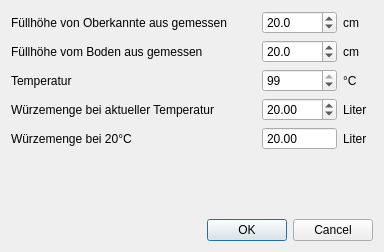
Old version of the form source/ui/EingabeHVolumen.ui in the repository Gremmel/kleiner-brauhelfer.
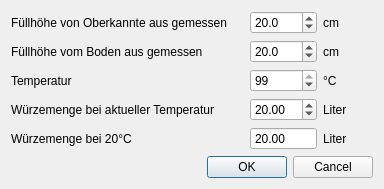
New version of the form.

Patch:
```diff
--- a/source/ui/EingabeHVolumen.ui
+++ b/source/ui/EingabeHVolumen.ui
@@ -7,7 +7,7 @@
     <x>0</x>
     <y>0</y>
     <width>384</width>
-    <height>252</height>
+    <height>187</height>
    </rect>
   </property>
   <property name="windowTitle">
@@ -55,10 +55,16 @@
          <widget class="QDoubleSpinBox" name="spinBox_VonOben">
           <property name="minimumSize">
            <size>
-            <width>75</width>
+            <width>67</width>
             <height>0</height>
            </size>
           </property>
+          <property name="maximumSize">
+           <size>
+            <width>67</width>
+            <height>16777215</height>
+           </size>
+          </property>
           <property name="decimals">
            <number>1</number>
           </property>
@@ -80,10 +86,16 @@
          <widget class="QLabel" name="label_14">
           <property name="minimumSize">
            <size>
-            <width>30</width>
+            <width>50</width>
             <height>0</height>
            </size>
           </property>
+          <property name="maximumSize">
+           <size>
+            <width>50</width>
+            <height>16777215</height>
+           </size>
+          </property>
           <property name="text">
            <string>cm</string>
           </property>
@@ -135,10 +147,16 @@
          <widget class="QDoubleSpinBox" name="spinBox_VonUnten">
           <property name="minimumSize">
            <size>
-            <width>75</width>
+            <width>67</width>
             <height>0</height>
            </size>
           </property>
+          <property name="maximumSize">
+           <size>
+            <width>67</width>
+            <height>16777215</height>
+           </size>
+          </property>
           <property name="decimals">
            <number>1</number>
           </property>
@@ -160,10 +178,16 @@
          <widget class="QLabel" name="label_16">
           <property name="minimumSize">
            <size>
-            <width>30</width>
+            <width>50</width>
             <height>0</height>
            </size>
           </property>
+          <property name="maximumSize">
+           <size>
+            <width>50</width>
+            <height>16777215</height>
+           </size>
+          </property>
           <property name="text">
            <string>cm</string>
           </property>
@@ -200,10 +224,16 @@
       <widget class="QDoubleSpinBox" name="spinBox_Temperatur">
        <property name="minimumSize">
         <size>
-         <width>75</width>
+         <width>67</width>
          <height>0</height>
         </size>
        </property>
+       <property name="maximumSize">
+        <size>
+         <width>67</width>
+         <height>16777215</height>
+        </size>
+       </property>
        <property name="decimals">
         <number>0</number>
        </property>
@@ -225,10 +255,16 @@
       <widget class="QLabel" name="label_20">
        <property name="minimumSize">
         <size>
-         <width>30</width>
+         <width>50</width>
          <height>0</height>
         </size>
        </property>
+       <property name="maximumSize">
+        <size>
+         <width>50</width>
+         <height>16777215</height>
+        </size>
+       </property>
        <property name="text">
         <string>°C</string>
        </property>
@@ -262,10 +298,16 @@
       <widget class="QDoubleSpinBox" name="spinBox_Liter">
        <property name="minimumSize">
         <size>
-         <width>75</width>
+         <width>67</width>
          <height>0</height>
         </size>
        </property>
+       <property name="maximumSize">
+        <size>
+         <width>67</width>
+         <height>16777215</height>
+        </size>
+       </property>
        <property name="decimals">
         <number>2</number>
        </property>
@@ -287,10 +329,16 @@
       <widget class="QLabel" name="label_18">
        <property name="minimumSize">
         <size>
-         <width>30</width>
+         <width>50</width>
          <height>0</height>
         </size>
        </property>
+       <property name="maximumSize">
+        <size>
+         <width>50</width>
+         <height>16777215</height>
+        </size>
+       </property>
        <property name="text">
         <string>Liter</string>
        </property>
@@ -324,10 +372,16 @@
       <widget class="QDoubleSpinBox" name="spinBox_Liter20Grad">
        <property name="minimumSize">
         <size>
-         <width>75</width>
+         <width>67</width>
          <height>0</height>
         </size>
        </property>
+       <property name="maximumSize">
+        <size>
+         <width>67</width>
+         <height>16777215</height>
+        </size>
+       </property>
        <property name="readOnly">
         <bool>true</bool>
        </property>
@@ -355,10 +409,16 @@
       <widget class="QLabel" name="label_22">
        <property name="minimumSize">
         <size>
-         <width>30</width>
+         <width>50</width>
          <height>0</height>
         </size>
        </property>
+       <property name="maximumSize">
+        <size>
+         <width>50</width>
+         <height>16777215</height>
+        </size>
+       </property>
        <property name="text">
         <string>Liter</string>
        </property>
```
